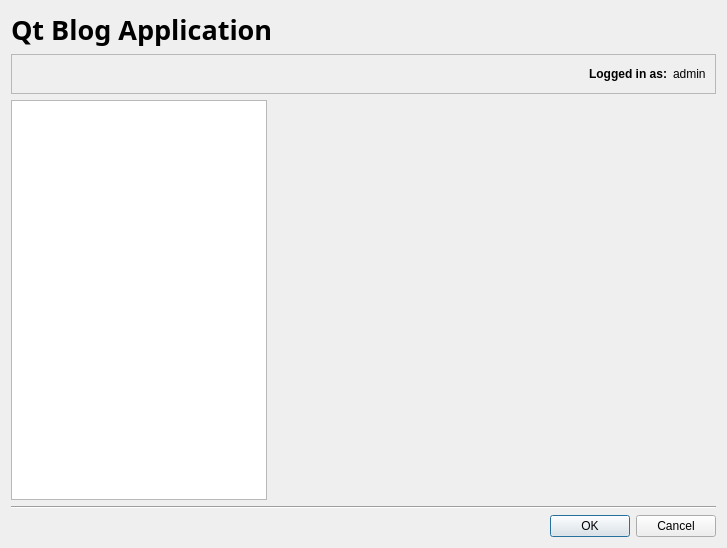
First picture: the form in maindialog.ui, repository Kliszek/Qt-Blog-Application, before the edit.
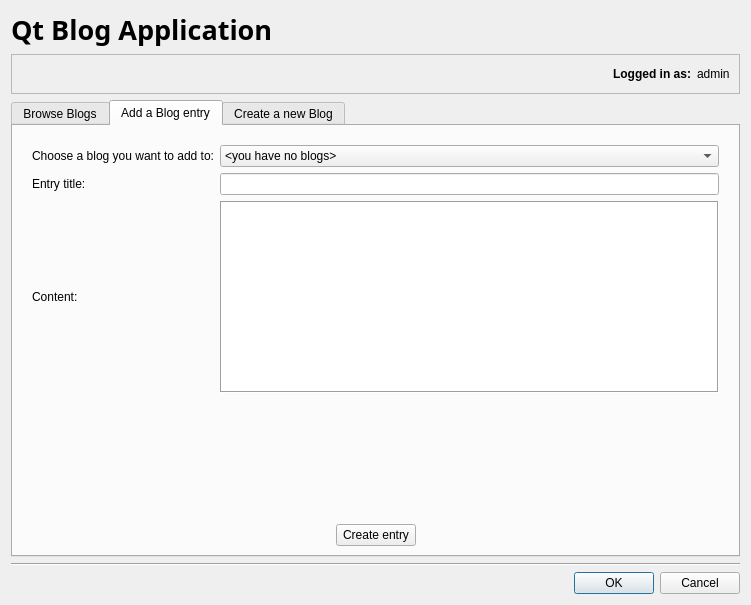
Second picture: the form after the edit. The open tabs and pages were chosen to show the change.

Commit message: Upgraded the main window

Diff of the .ui file:
```diff
--- a/maindialog.ui
+++ b/maindialog.ui
@@ -6,8 +6,8 @@
    <rect>
     <x>0</x>
     <y>0</y>
-    <width>727</width>
-    <height>548</height>
+    <width>751</width>
+    <height>605</height>
    </rect>
   </property>
   <property name="windowTitle">
@@ -100,21 +100,281 @@
     </widget>
    </item>
    <item>
-    <layout class="QFormLayout" name="formLayout">
-     <item row="0" column="0">
-      <widget class="QListView" name="listView">
-       <property name="lineWidth">
-        <number>1</number>
-       </property>
-      </widget>
-     </item>
-     <item row="0" column="1">
-      <widget class="QStackedWidget" name="stackedWidget">
-       <widget class="QWidget" name="page"/>
-       <widget class="QWidget" name="page_2"/>
-      </widget>
-     </item>
-    </layout>
+    <widget class="QTabWidget" name="tabWidget">
+     <property name="tabShape">
+      <enum>QTabWidget::Rounded</enum>
+     </property>
+     <property name="currentIndex">
+      <number>0</number>
+     </property>
+     <widget class="QWidget" name="tab">
+      <attribute name="title">
+       <string>Browse Blogs</string>
+      </attribute>
+      <layout class="QFormLayout" name="formLayout">
+       <item row="0" column="0">
+        <widget class="QListWidget" name="listWidget">
+         <property name="frameShape">
+          <enum>QFrame::Box</enum>
+         </property>
+         <property name="lineWidth">
+          <number>1</number>
+         </property>
+         <item>
+          <property name="text">
+           <string>&lt;you have no blogs&gt;</string>
+          </property>
+         </item>
+        </widget>
+       </item>
+       <item row="0" column="1">
+        <widget class="QStackedWidget" name="stackedWidget">
+         <property name="currentIndex">
+          <number>0</number>
+         </property>
+         <widget class="QWidget" name="page"/>
+         <widget class="QWidget" name="page_2"/>
+        </widget>
+       </item>
+      </layout>
+     </widget>
+     <widget class="QWidget" name="tab_2">
+      <attribute name="title">
+       <string>Add a Blog entry</string>
+      </attribute>
+      <layout class="QVBoxLayout" name="verticalLayout_2">
+       <item>
+        <layout class="QGridLayout" name="gridLayout">
+         <property name="leftMargin">
+          <number>10</number>
+         </property>
+         <property name="topMargin">
+          <number>10</number>
+         </property>
+         <property name="rightMargin">
+          <number>10</number>
+         </property>
+         <property name="bottomMargin">
+          <number>10</number>
+         </property>
+         <item row="1" column="1">
+          <widget class="QLineEdit" name="lineEdit">
+           <property name="frame">
+            <bool>true</bool>
+           </property>
+          </widget>
+         </item>
+         <item row="1" column="0">
+          <widget class="QLabel" name="label_5">
+           <property name="text">
+            <string>Entry title:</string>
+           </property>
+          </widget>
+         </item>
+         <item row="0" column="1">
+          <widget class="QComboBox" name="comboBox">
+           <item>
+            <property name="text">
+             <string>&lt;you have no blogs&gt;</string>
+            </property>
+           </item>
+          </widget>
+         </item>
+         <item row="2" column="0">
+          <widget class="QLabel" name="label_6">
+           <property name="text">
+            <string>Content:</string>
+           </property>
+          </widget>
+         </item>
+         <item row="2" column="1">
+          <widget class="QPlainTextEdit" name="plainTextEdit">
+           <property name="sizePolicy">
+            <sizepolicy hsizetype="Expanding" vsizetype="Expanding">
+             <horstretch>0</horstretch>
+             <verstretch>0</verstretch>
+            </sizepolicy>
+           </property>
+           <property name="frameShape">
+            <enum>QFrame::Box</enum>
+           </property>
+           <property name="frameShadow">
+            <enum>QFrame::Sunken</enum>
+           </property>
+          </widget>
+         </item>
+         <item row="0" column="0">
+          <widget class="QLabel" name="label_4">
+           <property name="text">
+            <string>Choose a blog you want to add to:</string>
+           </property>
+          </widget>
+         </item>
+        </layout>
+       </item>
+       <item>
+        <spacer name="verticalSpacer">
+         <property name="orientation">
+          <enum>Qt::Vertical</enum>
+         </property>
+         <property name="sizeHint" stdset="0">
+          <size>
+           <width>20</width>
+           <height>40</height>
+          </size>
+         </property>
+        </spacer>
+       </item>
+       <item>
+        <layout class="QHBoxLayout" name="horizontalLayout_2">
+         <item>
+          <spacer name="horizontalSpacer_5">
+           <property name="orientation">
+            <enum>Qt::Horizontal</enum>
+           </property>
+           <property name="sizeHint" stdset="0">
+            <size>
+             <width>40</width>
+             <height>20</height>
+            </size>
+           </property>
+          </spacer>
+         </item>
+         <item>
+          <widget class="QPushButton" name="pushButton">
+           <property name="text">
+            <string>Create entry</string>
+           </property>
+          </widget>
+         </item>
+         <item>
+          <spacer name="horizontalSpacer_4">
+           <property name="orientation">
+            <enum>Qt::Horizontal</enum>
+           </property>
+           <property name="sizeHint" stdset="0">
+            <size>
+             <width>40</width>
+             <height>20</height>
+            </size>
+           </property>
+          </spacer>
+         </item>
+        </layout>
+       </item>
+      </layout>
+     </widget>
+     <widget class="QWidget" name="tab_3">
+      <attribute name="title">
+       <string>Create a new Blog</string>
+      </attribute>
+      <layout class="QVBoxLayout" name="verticalLayout_3">
+       <item>
+        <spacer name="verticalSpacer_3">
+         <property name="orientation">
+          <enum>Qt::Vertical</enum>
+         </property>
+         <property name="sizeHint" stdset="0">
+          <size>
+           <width>20</width>
+           <height>40</height>
+          </size>
+         </property>
+        </spacer>
+       </item>
+       <item>
+        <layout class="QGridLayout" name="gridLayout_2">
+         <item row="0" column="2">
+          <widget class="QLineEdit" name="lineEdit_2"/>
+         </item>
+         <item row="0" column="0">
+          <spacer name="horizontalSpacer_2">
+           <property name="orientation">
+            <enum>Qt::Horizontal</enum>
+           </property>
+           <property name="sizeHint" stdset="0">
+            <size>
+             <width>40</width>
+             <height>20</height>
+            </size>
+           </property>
+          </spacer>
+         </item>
+         <item row="0" column="1">
+          <widget class="QLabel" name="label_7">
+           <property name="text">
+            <string>Blog Title:</string>
+           </property>
+          </widget>
+         </item>
+         <item row="0" column="3">
+          <spacer name="horizontalSpacer_3">
+           <property name="orientation">
+            <enum>Qt::Horizontal</enum>
+           </property>
+           <property name="sizeHint" stdset="0">
+            <size>
+             <width>40</width>
+             <height>20</height>
+            </size>
+           </property>
+          </spacer>
+         </item>
+        </layout>
+       </item>
+       <item>
+        <spacer name="verticalSpacer_2">
+         <property name="orientation">
+          <enum>Qt::Vertical</enum>
+         </property>
+         <property name="sizeHint" stdset="0">
+          <size>
+           <width>20</width>
+           <height>40</height>
+          </size>
+         </property>
+        </spacer>
+       </item>
+       <item>
+        <layout class="QHBoxLayout" name="horizontalLayout_3">
+         <item>
+          <spacer name="horizontalSpacer_7">
+           <property name="orientation">
+            <enum>Qt::Horizontal</enum>
+           </property>
+           <property name="sizeHint" stdset="0">
+            <size>
+             <width>40</width>
+             <height>20</height>
+            </size>
+           </property>
+          </spacer>
+         </item>
+         <item>
+          <widget class="QPushButton" name="pushButton_2">
+           <property name="text">
+            <string>Create blog</string>
+           </property>
+          </widget>
+         </item>
+         <item>
+          <spacer name="horizontalSpacer_6">
+           <property name="orientation">
+            <enum>Qt::Horizontal</enum>
+           </property>
+           <property name="sizeHint" stdset="0">
+            <size>
+             <width>40</width>
+             <height>20</height>
+            </size>
+           </property>
+          </spacer>
+         </item>
+        </layout>
+       </item>
+      </layout>
+     </widget>
+    </widget>
    </item>
    <item>
     <widget class="Line" name="line">
```
The commit also changes 1 other file.
